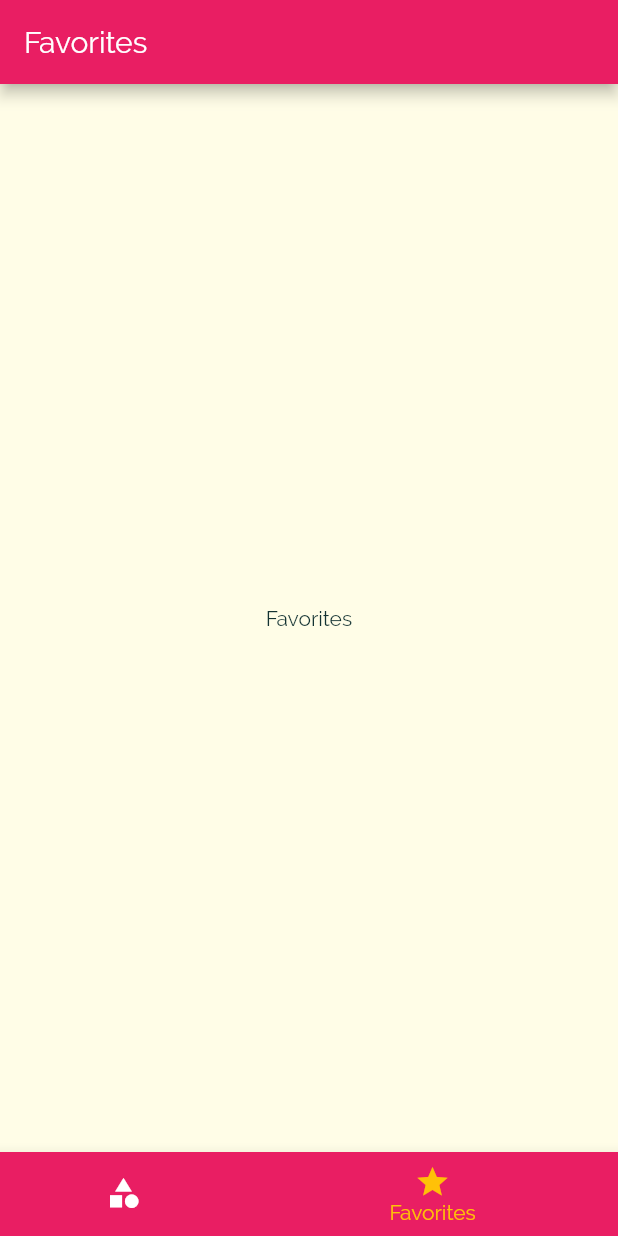
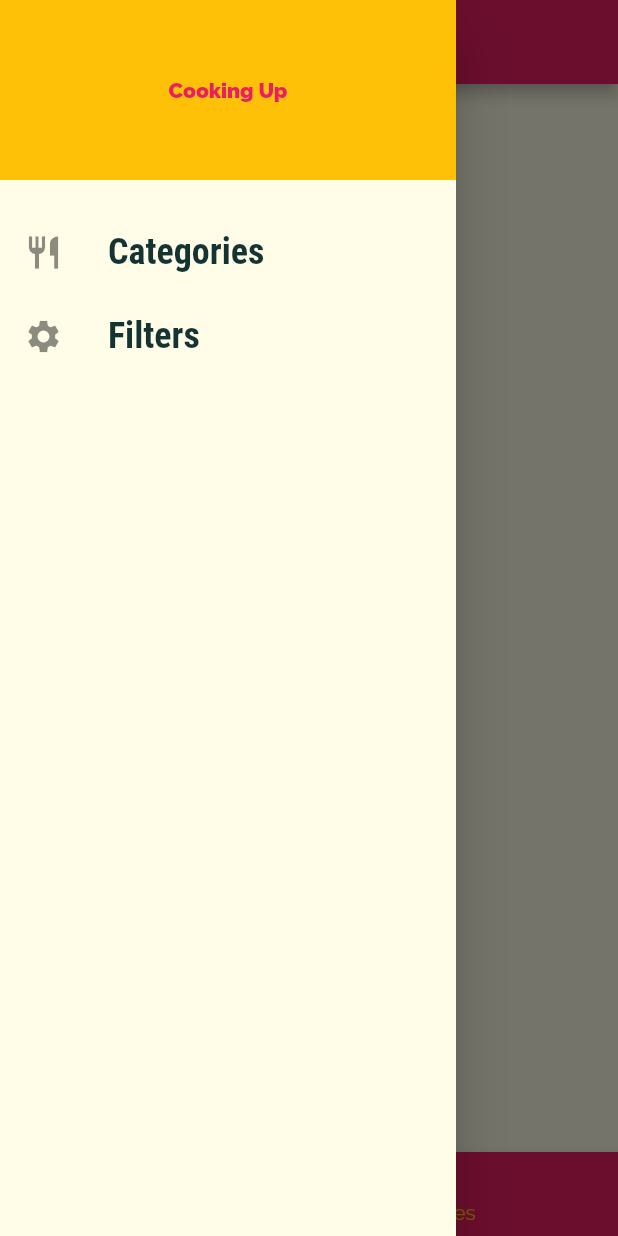
Before and after one commit to YuckiestPenguin/flutter_meals_app, a Flutter app: the screen it shows after launch, item 2 of the bottom bar chosen, with the side drawer open (before the commit the screen has no drawer), on a phone screen of 412 x 824 dp. Run offline on Flutter 3.47's test engine with Material 2 defaults, Android fonts, the phone set to English and light mode, and no system bars.

Commit message:
added side nav drawer

```diff
--- a/lib/screens/tabs_screen.dart
+++ b/lib/screens/tabs_screen.dart
@@ -1,6 +1,7 @@
 import 'package:flutter/material.dart';
 import './categories_screen.dart';
 import './favorites_screen.dart';
+import '../widgets/main_drawer.dart';
 
 class TabScreen extends StatefulWidget {
   @override
@@ -27,6 +28,7 @@ class _TabScreenState extends State<TabScreen> {
       appBar: AppBar(
         title: Text(_pages[_selectedPageIndex]['title']),
       ),
+      drawer: MainDrawer(),
       body: _pages[_selectedPageIndex]['page'],
       bottomNavigationBar: BottomNavigationBar(
         onTap: _selectPage,
--- /dev/null
+++ b/lib/widgets/main_drawer.dart
@@ -0,0 +1,48 @@
+import 'package:flutter/material.dart';
+
+class MainDrawer extends StatelessWidget {
+  Widget buildListTile(String title, IconData icon) {
+    return ListTile(
+      leading: Icon(
+        icon,
+        size: 26,
+      ),
+      title: Text(
+        title,
+        style: TextStyle(
+          fontFamily: 'RobotoCondensed',
+          fontSize: 24,
+          fontWeight: FontWeight.bold,
+        ),
+      ),
+      onTap: () {},
+    );
+  }
+
+  @override
+  Widget build(BuildContext context) {
+    return Drawer(
+      child: Column(
+        children: <Widget>[
+          Container(
+            color: Theme.of(context).accentColor,
+            height: 120,
+            width: double.infinity,
+            padding: EdgeInsets.all(20),
+            alignment: Alignment.center,
+            child: Text(
+              'Cooking Up',
+              style: TextStyle(
+                fontWeight: FontWeight.w900,
+                color: Theme.of(context).primaryColor,
+              ),
+            ),
+          ),
+          SizedBox(height: 20),
+          buildListTile('Categories', Icons.restaurant),
+          buildListTile('Filters', Icons.settings),
+        ],
+      ),
+    );
+  }
+}
```
Also changed, not shown: 2 other files.
